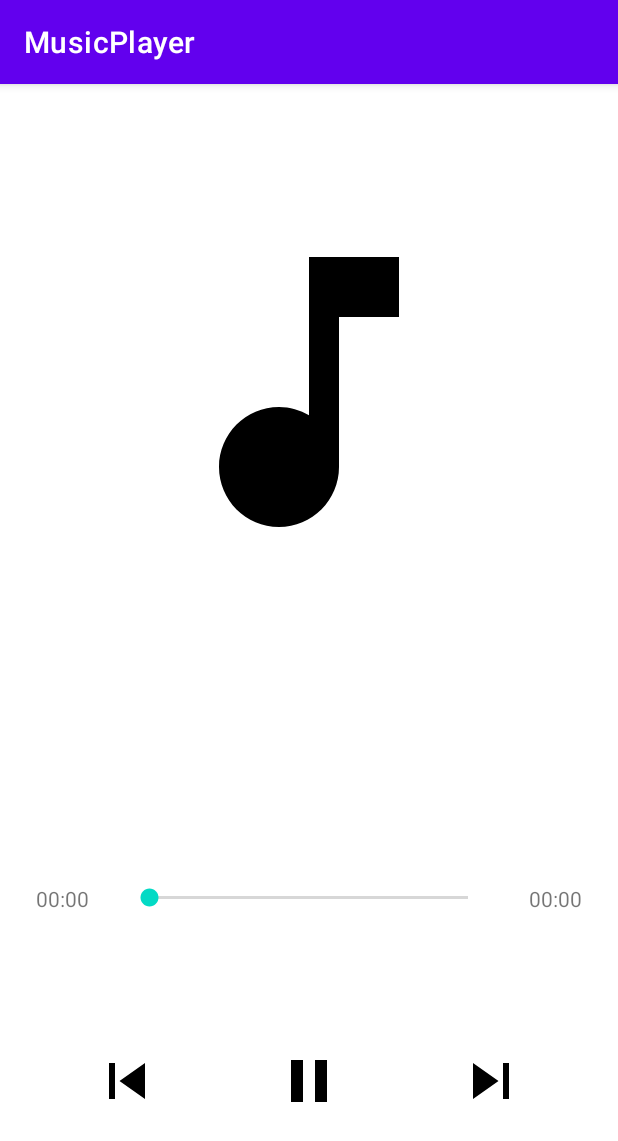
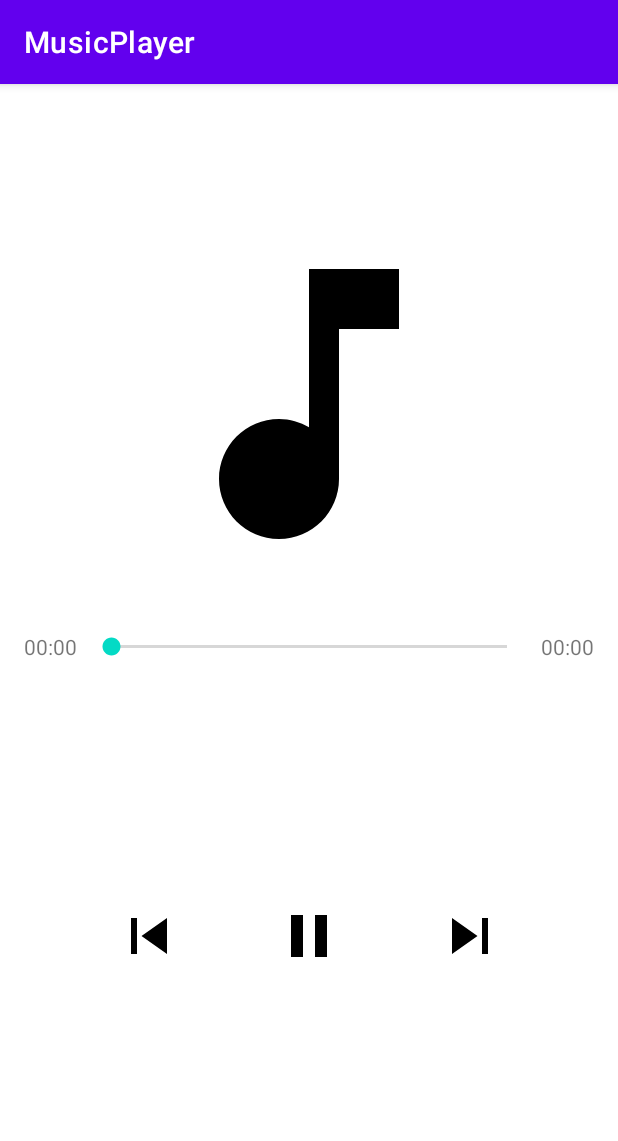
Before and after one commit to JoseCruzMV/MusicPlayer, an Android app: the fragment SongsPlayerFragment placed in its activity, on a phone screen of 412 x 824 dp. Shown: the top 1141 px of the screen. Run offline under Robolectric (Android 15) with nearby library versions, the phone set to English and light mode, and no system bars; 1 statement that could not run was skipped.

Commit message:
Music time bar and controls chained with constrainLayout

```diff
--- a/app/src/main/res/layout/songs_player_fragment.xml
+++ b/app/src/main/res/layout/songs_player_fragment.xml
@@ -4,7 +4,7 @@
     xmlns:tools="http://schemas.android.com/tools"
     android:layout_width="match_parent"
     android:layout_height="match_parent"
-    android:padding="8dp">
+    android:padding="16dp">
 
     <TextView
         android:id="@+id/tv_player_title"
@@ -29,69 +29,71 @@
         app:layout_constraintTop_toBottomOf="@+id/tv_player_title"
         app:srcCompat="@drawable/ic_music_note" />
 
-    <LinearLayout
-        android:id="@+id/linearLayout"
+    <TextView
+        android:id="@+id/tv_current_time"
         android:layout_width="0dp"
         android:layout_height="wrap_content"
-        android:orientation="horizontal"
-        android:padding="16dp"
-        app:layout_constraintBottom_toBottomOf="parent"
-        app:layout_constraintEnd_toEndOf="parent"
+        android:layout_marginTop="32dp"
+        android:text="00:00"
+        app:layout_constraintEnd_toStartOf="@+id/sb_progress"
+        app:layout_constraintHorizontal_chainStyle="spread_inside"
+        app:layout_constraintHorizontal_weight="1"
         app:layout_constraintStart_toStartOf="parent"
-        app:layout_constraintTop_toBottomOf="@+id/iv_music_icon">
-
-        <TextView
-            android:id="@+id/tv_current_time"
-            android:layout_width="wrap_content"
-            android:layout_height="wrap_content"
-            android:layout_weight="1"
-            android:text="00:00"
+        app:layout_constraintTop_toBottomOf="@+id/iv_music_icon"
         tools:text="00:00" />
 
     <SeekBar
         android:id="@+id/sb_progress"
-            android:layout_width="wrap_content"
+        android:layout_width="0dp"
         android:layout_height="wrap_content"
-            android:layout_weight="8" />
+        app:layout_constraintBottom_toBottomOf="@+id/tv_current_time"
+        app:layout_constraintEnd_toStartOf="@+id/tv_total_time"
+        app:layout_constraintHorizontal_weight="7"
+        app:layout_constraintStart_toEndOf="@+id/tv_current_time"
+        app:layout_constraintTop_toTopOf="@+id/tv_current_time" />
 
     <TextView
         android:id="@+id/tv_total_time"
-            android:layout_width="wrap_content"
-            android:layout_height="wrap_content"
-            android:layout_weight="1"
-            android:gravity="end"
-            android:text="00:00" />
-    </LinearLayout>
-
-    <LinearLayout
         android:layout_width="0dp"
         android:layout_height="wrap_content"
-        android:orientation="horizontal"
-        android:padding="16dp"
-        app:layout_constraintBottom_toBottomOf="parent"
+        android:text="00:00"
+        android:gravity="end"
+        app:layout_constraintBottom_toBottomOf="@+id/sb_progress"
         app:layout_constraintEnd_toEndOf="parent"
-        app:layout_constraintStart_toStartOf="parent"
-        app:layout_constraintTop_toBottomOf="@+id/linearLayout">
+        app:layout_constraintHorizontal_weight="1"
+        app:layout_constraintStart_toEndOf="@+id/sb_progress"
+        app:layout_constraintTop_toTopOf="@+id/sb_progress" />
 
     <ImageView
         android:id="@+id/iv_previous"
-            android:layout_width="wrap_content"
+        android:layout_width="48dp"
         android:layout_height="48dp"
-            android:layout_weight="1"
+        app:layout_constraintBottom_toBottomOf="@+id/iv_pause_play"
+        app:layout_constraintEnd_toStartOf="@+id/iv_pause_play"
+        app:layout_constraintHorizontal_bias="0.5"
+        app:layout_constraintStart_toStartOf="parent"
+        app:layout_constraintTop_toTopOf="@+id/iv_pause_play"
         app:srcCompat="@drawable/ic_skip_previous" />
 
     <ImageView
         android:id="@+id/iv_pause_play"
-            android:layout_width="wrap_content"
+        android:layout_width="48dp"
         android:layout_height="48dp"
-            android:layout_weight="1"
+        app:layout_constraintBottom_toBottomOf="@+id/iv_next"
+        app:layout_constraintEnd_toStartOf="@+id/iv_next"
+        app:layout_constraintHorizontal_bias="0.5"
+        app:layout_constraintStart_toEndOf="@+id/iv_previous"
+        app:layout_constraintTop_toTopOf="@+id/iv_next"
         app:srcCompat="@drawable/ic_pause" />
 
     <ImageView
         android:id="@+id/iv_next"
-            android:layout_width="wrap_content"
+        android:layout_width="48dp"
         android:layout_height="48dp"
-            android:layout_weight="1"
+        app:layout_constraintBottom_toBottomOf="parent"
+        app:layout_constraintEnd_toEndOf="parent"
+        app:layout_constraintHorizontal_bias="0.5"
+        app:layout_constraintStart_toEndOf="@+id/iv_pause_play"
+        app:layout_constraintTop_toBottomOf="@+id/sb_progress"
         app:srcCompat="@drawable/ic_skip_next" />
-    </LinearLayout>
 </androidx.constraintlayout.widget.ConstraintLayout>
```
Lines whose indentation alone changed are shown as unchanged.
